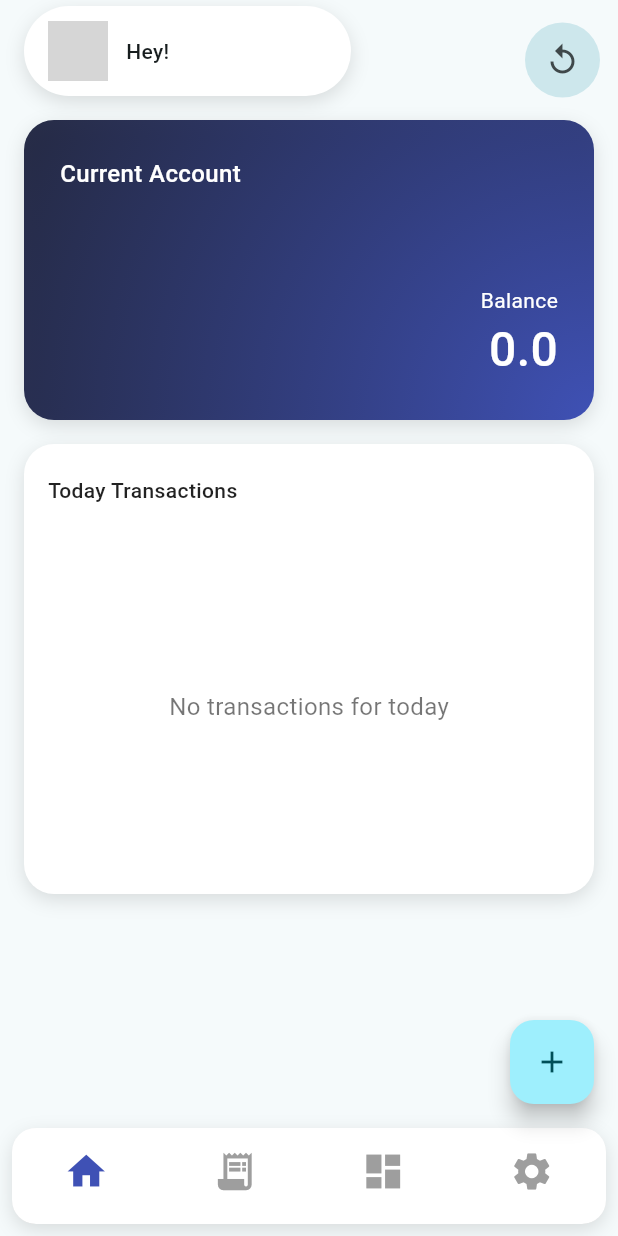
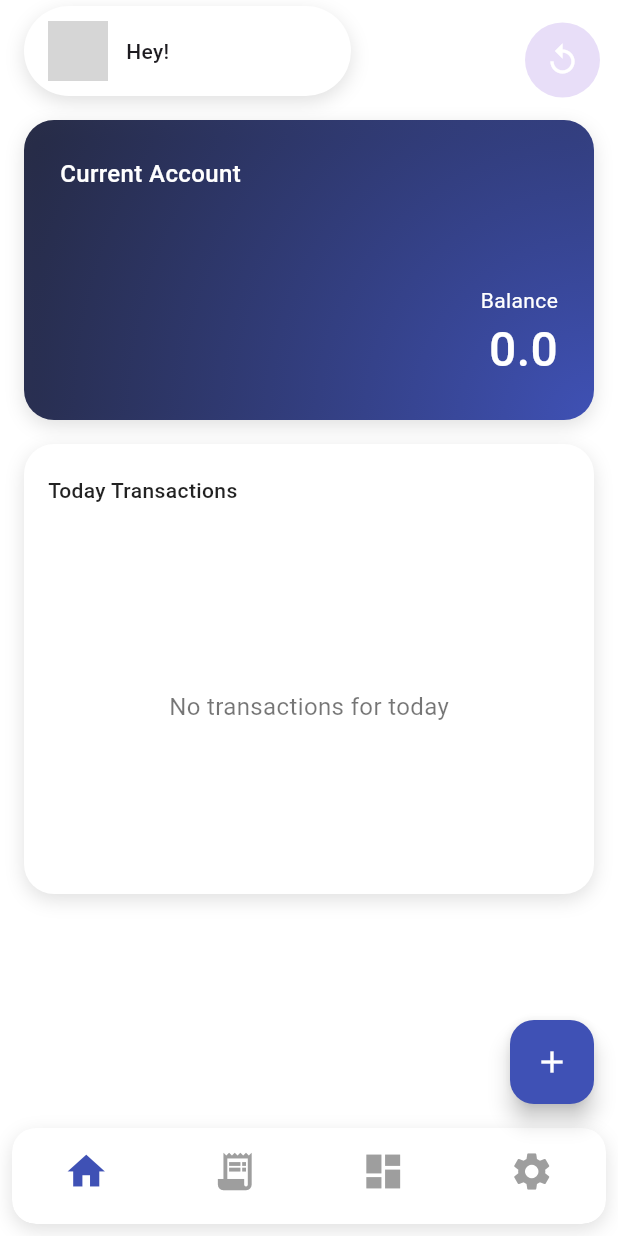
Before and after one commit to watsharapat/kept_aom, a Flutter app: the HomePage screen opened directly, on a phone screen of 412 x 824 dp. Run offline on Flutter 3.47's test engine with Material 3 defaults, Android fonts, the phone set to English and light mode, and no system bars; our stand-ins replace drop_shadow, emoji_picker_flutter, flutter_riverpod, google_sign_in, shared_preferences, supabase and 1 more; missing offline and left inert: keyboard_emoji_picker; accounts and stored records are empty; network calls fail; grey boxes are pictures that could not be loaded.

Commit message:
added Theme

```diff
--- a/lib/views/pages/home_page/home_page.dart
+++ b/lib/views/pages/home_page/home_page.dart
@@ -1,5 +1,6 @@
 import 'package:flutter/material.dart';
 import 'package:flutter_riverpod/flutter_riverpod.dart';
+import 'package:kept_aom/viewmodels/theme_provider.dart';
 import 'package:kept_aom/viewmodels/transaction_provider.dart';
 import 'package:kept_aom/views/pages/home_page/add_transaction_page/add_transaction_page.dart';
 import 'package:kept_aom/views/pages/home_page/today_transaction.dart';
@@ -14,6 +15,8 @@ class HomePage extends ConsumerWidget {
   @override
   Widget build(BuildContext context, WidgetRef ref) {
     final provider = ref.watch(transactionProvider);
+    final themeNotifier = ref.read(themeProvider.notifier);
+    final themeMode = ref.watch(themeProvider);
     final user = Supabase.instance.client.auth.currentUser;
     final profileImageUrl = user?.userMetadata?['avatar_url'];
     final fullName = user?.userMetadata?['full_name'];
@@ -104,6 +107,14 @@ class HomePage extends ConsumerWidget {
           ),
         ),
         actions: [
+          IconButton(
+            icon: Icon(themeMode == ThemeMode.light
+                ? Icons.dark_mode
+                : Icons.light_mode),
+            onPressed: () {
+              themeNotifier.toggleTheme();
+            },
+          ),
           Container(
             height: 50,
             width: 50,
@@ -114,7 +125,7 @@ class HomePage extends ConsumerWidget {
               },
               icon: const Icon(Icons.replay_outlined),
             ),
-          )
+          ),
         ],
       ),
       body: Column(
--- /dev/null
+++ b/lib/views/utils/theme.dart
@@ -0,0 +1,97 @@
+import 'package:flutter/material.dart';
+
+final lightTheme = ThemeData(
+  brightness: Brightness.light,
+  primaryColor: Colors.indigo,
+  scaffoldBackgroundColor: Colors.white,
+  appBarTheme: AppBarTheme(
+    backgroundColor: Colors.indigo,
+    titleTextStyle: TextStyle(
+      color: Colors.white,
+      fontSize: 20,
+      fontWeight: FontWeight.bold,
+    ),
+    iconTheme: IconThemeData(color: Colors.white),
+  ),
+  textTheme: TextTheme(
+    displayLarge: TextStyle(
+        fontSize: 32, fontWeight: FontWeight.bold, color: Colors.indigo),
+    displayMedium: TextStyle(
+        fontSize: 24,
+        fontWeight: FontWeight.w600,
+        color: Colors.indigo.shade700),
+    bodyLarge: TextStyle(fontSize: 16, color: Colors.grey[800]),
+    bodyMedium: TextStyle(fontSize: 14, color: Colors.grey[600]),
+  ),
+  elevatedButtonTheme: ElevatedButtonThemeData(
+    style: ElevatedButton.styleFrom(
+      foregroundColor: Colors.indigo,
+      backgroundColor: Colors.white,
+      textStyle: TextStyle(fontSize: 16, fontWeight: FontWeight.bold),
+      shape: RoundedRectangleBorder(borderRadius: BorderRadius.circular(16)),
+    ),
+  ),
+  inputDecorationTheme: InputDecorationTheme(
+    border: OutlineInputBorder(
+      borderRadius: BorderRadius.circular(8),
+      borderSide: BorderSide(color: Colors.indigo),
+    ),
+    focusedBorder: OutlineInputBorder(
+      borderSide: BorderSide(color: Colors.indigo, width: 2),
+    ),
+    labelStyle: TextStyle(color: Colors.indigo),
+    hintStyle: TextStyle(color: Colors.grey),
+  ),
+  floatingActionButtonTheme: FloatingActionButtonThemeData(
+    backgroundColor: Colors.indigo,
+    foregroundColor: Colors.white,
+  ),
+);
+
+final darkTheme = ThemeData(
+  brightness: Brightness.dark,
+  primaryColor: Colors.indigo,
+  scaffoldBackgroundColor: Colors.grey[900],
+  appBarTheme: AppBarTheme(
+    backgroundColor: Colors.indigo.shade700,
+    titleTextStyle: TextStyle(
+      color: Colors.white,
+      fontSize: 20,
+      fontWeight: FontWeight.bold,
+    ),
+    iconTheme: IconThemeData(color: Colors.white),
+  ),
+  textTheme: TextTheme(
+    displayLarge: TextStyle(
+        fontSize: 20, fontWeight: FontWeight.bold, color: Colors.white),
+    displayMedium: TextStyle(
+        fontSize: 18,
+        fontWeight: FontWeight.w600,
+        color: Colors.indigo.shade100),
+    bodyLarge: TextStyle(fontSize: 16, color: Colors.white70),
+    bodyMedium: TextStyle(fontSize: 14, color: Colors.white54),
+  ),
+  elevatedButtonTheme: ElevatedButtonThemeData(
+    style: ElevatedButton.styleFrom(
+      foregroundColor: Colors.indigo.shade400,
+      backgroundColor: Colors.grey[800],
+      textStyle: TextStyle(fontSize: 16, fontWeight: FontWeight.bold),
+      shape: RoundedRectangleBorder(borderRadius: BorderRadius.circular(16)),
+    ),
+  ),
+  inputDecorationTheme: InputDecorationTheme(
+    border: OutlineInputBorder(
+      borderRadius: BorderRadius.circular(8),
+      borderSide: BorderSide(color: Colors.indigo.shade400),
+    ),
+    focusedBorder: OutlineInputBorder(
+      borderSide: BorderSide(color: Colors.indigo.shade300, width: 2),
+    ),
+    labelStyle: TextStyle(color: Colors.indigo.shade300),
+    hintStyle: TextStyle(color: Colors.grey.shade500),
+  ),
+  floatingActionButtonTheme: FloatingActionButtonThemeData(
+    backgroundColor: Colors.indigo.shade400,
+    foregroundColor: Colors.white,
+  ),
+);
--- a/pubspec.yaml
+++ b/pubspec.yaml
@@ -44,6 +44,7 @@ dependencies:
   keyboard_emoji_picker: ^1.0.3
   emoji_picker_flutter: ^3.1.0
   cached_network_image: ^3.4.1
+  shared_preferences: ^2.3.3
 
 dev_dependencies:
   flutter_test:
```
Also changed, not shown: lib/main.dart (+12 -6 lines), lib/viewmodels/theme_provider.dart (added, +35 -0 lines), lib/views/pages/home_page/add_transaction_page/add_transaction_page.dart (+1 -9 lines), lib/views/pages/login_page.dart (+3 -18 lines), lib/views/utils/styles.dart (added, +47 -0 lines).
